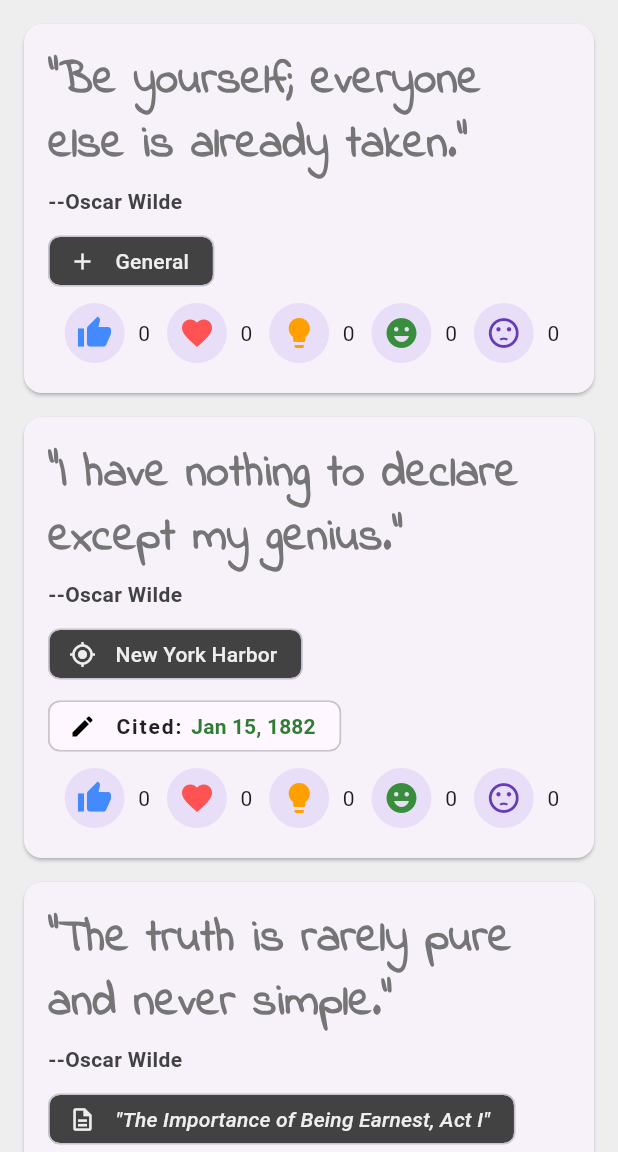
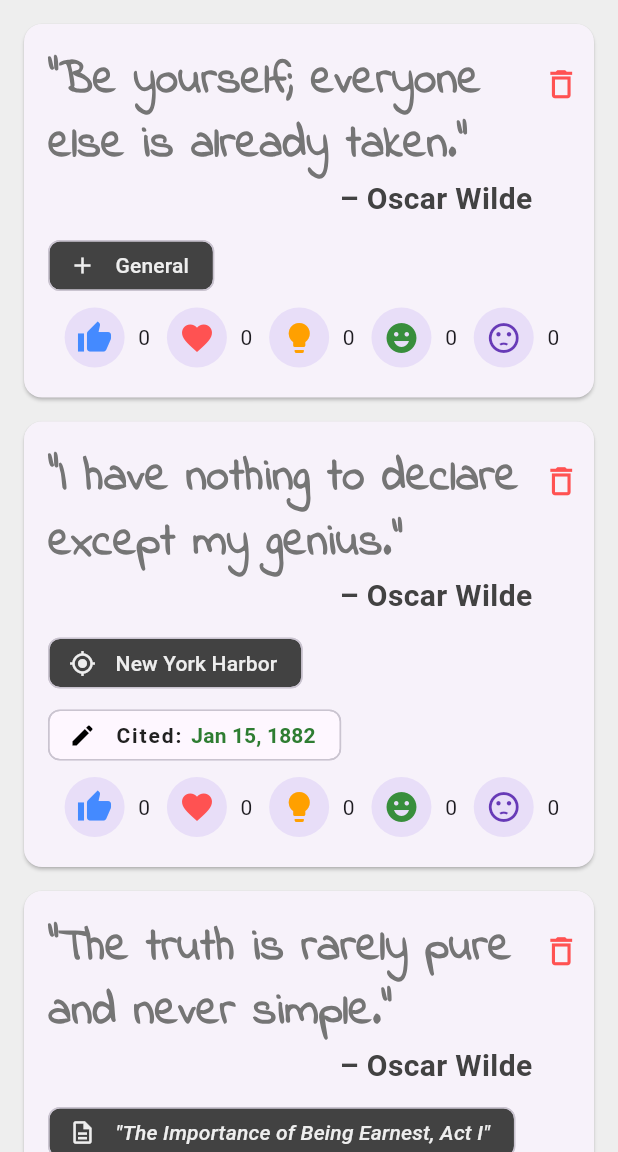
Before and after one commit to ztraboo/cpsc-6150-net-ninja, a Flutter app: the screen it shows after launch, on a phone screen of 412 x 824 dp, the part 84-1236 px from its top. Run offline on Flutter 3.47's test engine with Material 3 defaults, Android fonts, the phone set to English and light mode, and no system bars.

Commit message:
feat: Add delete confirmation to the QuoteCard.
- Created a delete icon on the QuoteCard that when clicked will trigger a VoidCallback and delete from quotes List that's used in the main ListView.
- The delete QuoteCard callback implements a Dialog prompt to confirm deletion of the quote or not.
- Additional styling for making the delete icon for the QuoteCard was aligned right of the quote for easy visibility.
- Additional styling for the Author was aligned to end at right of quote and enlarged for easy visibility.

```diff
--- a/quotes_extended/lib/quote_card.dart
+++ b/quotes_extended/lib/quote_card.dart
@@ -13,7 +13,10 @@ class QuoteCard extends StatelessWidget {
   // value once set. StatefulWidgets allow for change.
   final Quote quote;
 
-  QuoteCard({ required this.quote });
+  // Callback to notify the parent to delete this QuoteCard from the ListView.
+  final VoidCallback onDelete;
+
+  QuoteCard({ required this.quote, required this.onDelete });
 
   @override
   Widget build(BuildContext context) {
@@ -24,7 +27,15 @@ class QuoteCard extends StatelessWidget {
         child: Column(
           crossAxisAlignment: CrossAxisAlignment.stretch,
           children: [
-            Text(
+            Row(
+              crossAxisAlignment: CrossAxisAlignment.start, // Puts the delete icon at same level as quote.
+              children: [
+                // Allow quote text to be smaller than available Row width
+                // and wrap text if it's too long.
+                // Using Flexible to portion the amount of horizontal space that the quote and delete icon take up for the Row.
+                Flexible(
+                  flex: 18,
+                  child: Text(
                     '"${quote.text}"',
                     style: TextStyle(
                         fontFamily: "IndieFlower",
@@ -32,14 +43,32 @@ class QuoteCard extends StatelessWidget {
                         fontSize: 30.0,
                         color: Colors.grey[600]
                     ),
+                    softWrap: true, // Explicit defined to avoid truncating the text.
+                  )
                 ),
-            SizedBox(height: 6.0),
-            Text(
-              "--${quote.author}",
+                Flexible(
+                  flex: 1,
+                  child: IconButton(
+                    icon: Icon(Icons.delete_outline, color: Colors.redAccent),
+                    onPressed: onDelete, // Call the passed-in onDelete callback
+                    tooltip: 'Delete Quote',
+                    iconSize: 25.0,
+                    padding: EdgeInsets.all(0.0),
+                  ),
+                ),
+              ],
+            ),
+            // Using padding to align the author text to be at the end of the quote and a little bit larger.
+            Padding(
+              padding: const EdgeInsets.fromLTRB(0.0, 0.0, 25.0, 0.0),
+              child: Text(
+                "– ${quote.author}",
                 style: TextStyle(
-                  fontSize: 14.0,
+                    fontSize: 20.0,
                     fontWeight: FontWeight.bold,
-                  color: Colors.grey[800]
+                    color: Colors.grey[800],
+                ),
+                textAlign: TextAlign.right,
               ),
             ),
             SizedBox(height: 6),
```
Also changed, not shown: quotes_extended/lib/main.dart (+26 -10 lines). Lines whose indentation alone changed are shown as unchanged.
